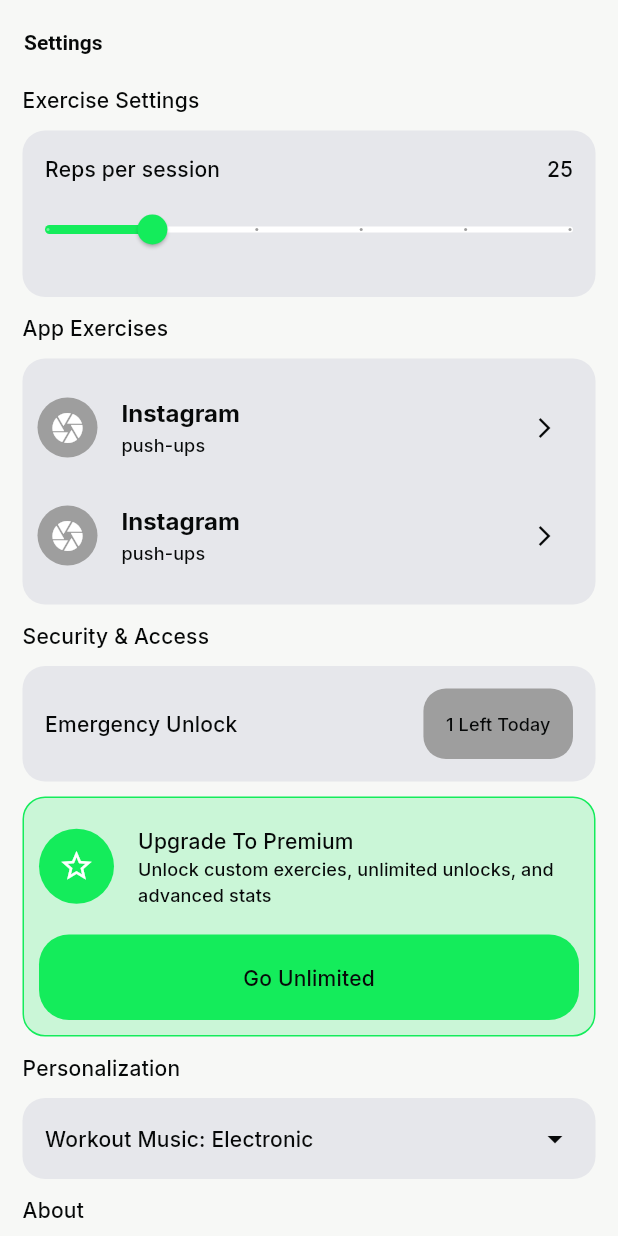
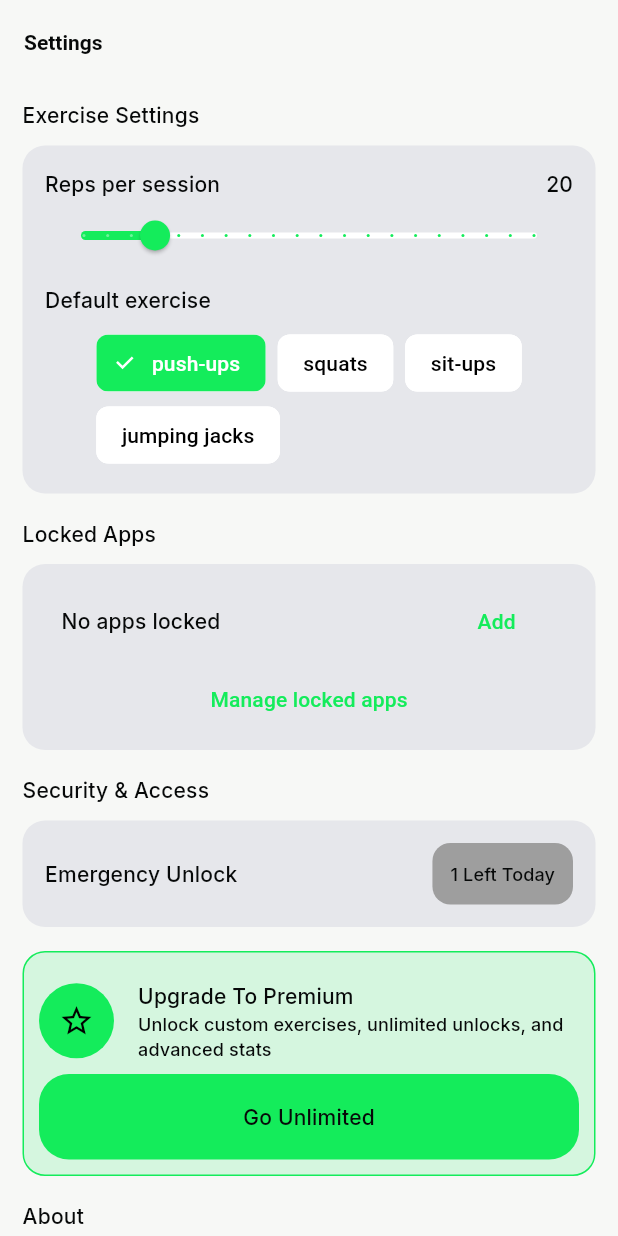
Before and after one commit to Destiny-Ed/sweat_lock, a Flutter app: the SettingsScreen screen opened directly, on a phone screen of 412 x 824 dp. Run offline on Flutter 3.47's test engine with Material 3 defaults, Android fonts, the phone set to English and light mode, and no system bars; our stand-ins replace camera, fl_chart, google_fonts, hive_ce_flutter, percent_indicator; missing offline and left inert: flutter_accessibility_service, google_mlkit_pose_detection, installed_apps; accounts and stored records are empty.

Commit message:
Phase 5: Wire Settings to Hive, emergency unlock, locked apps

```diff
--- a/lib/presentation/views/settings/settings.dart
+++ b/lib/presentation/views/settings/settings.dart
@@ -1,7 +1,16 @@
+import 'dart:io';
+
 import 'package:flutter/material.dart';
+import 'package:provider/provider.dart';
 import 'package:sweat_lock/core/constant.dart';
 import 'package:sweat_lock/core/extensions.dart';
+import 'package:sweat_lock/core/theme.dart';
+import 'package:sweat_lock/data/local/hive_service.dart';
+import 'package:sweat_lock/data/models/user_progress.dart';
+import 'package:sweat_lock/presentation/providers/blocking_provider.dart';
+import 'package:sweat_lock/presentation/views/blocking/select_apps_screen.dart';
 import 'package:sweat_lock/presentation/widgets/social_button.dart';
+import 'package:sweat_lock/services/blocking_service.dart';
 
 class SettingsScreen extends StatefulWidget {
   const SettingsScreen({super.key});
@@ -11,24 +20,96 @@ class SettingsScreen extends StatefulWidget {
 }
 
 class _SettingsScreenState extends State<SettingsScreen> {
+  late double _reps;
+  late String _exercise;
+  late UserProgress _progress;
+
+  @override
+  void initState() {
+    super.initState();
+    _reps = HiveService.getDefaultReps().toDouble();
+    _exercise = HiveService.getDefaultExercise();
+    _progress = HiveService.getProgress();
+  }
+
+  Future<void> _useEmergencyUnlock() async {
+    final progress = HiveService.getProgress();
+    final now = DateTime.now();
+    final today = DateTime(now.year, now.month, now.day);
+
+    int used = progress.emergencyUnlocksUsedToday;
+    if (progress.lastEmergencyUnlockDate != null) {
+      final last = DateTime(
+        progress.lastEmergencyUnlockDate!.year,
+        progress.lastEmergencyUnlockDate!.month,
+        progress.lastEmergencyUnlockDate!.day,
+      );
+      if (last != today) used = 0;
+    }
+
+    if (used >= emergencyUnlocksPerDay) {
+      ScaffoldMessenger.of(context).showSnackBar(
+        const SnackBar(content: Text('No emergency unlocks left today')),
+      );
+      return;
+    }
+
+    if (Platform.isAndroid) {
+      BlockingService.instance.grantCurrentUnlock(minutes: unlockDurationMinutes);
+    }
+
+    final updated = progress.copyWith(
+      emergencyUnlocksUsedToday: used + 1,
+      lastEmergencyUnlockDate: now,
+    );
+    await HiveService.saveProgress(updated);
+    setState(() => _progress = updated);
+
+    if (mounted) {
+      ScaffoldMessenger.of(context).showSnackBar(
+        const SnackBar(content: Text('Emergency unlock used')),
+      );
+    }
+  }
+
+  int get _emergencyLeft {
+    final now = DateTime.now();
+    final today = DateTime(now.year, now.month, now.day);
+    int used = _progress.emergencyUnlocksUsedToday;
+    if (_progress.lastEmergencyUnlockDate != null) {
+      final last = DateTime(
+        _progress.lastEmergencyUnlockDate!.year,
+        _progress.lastEmergencyUnlockDate!.month,
+        _progress.lastEmergencyUnlockDate!.day,
+      );
+      if (last != today) used = 0;
+    }
+    return (emergencyUnlocksPerDay - used).clamp(0, emergencyUnlocksPerDay);
+  }
+
   @override
   Widget build(BuildContext context) {
+    final blocked = context.watch<BlockingProvider>().blockedApps;
+
     return Scaffold(
-      appBar: AppBar(title: Text("Settings"), automaticallyImplyLeading: false),
+      appBar: AppBar(
+        title: const Text('Settings'),
+        automaticallyImplyLeading: false,
+      ),
       body: CustomScrollView(
         slivers: [
           SliverToBoxAdapter(
             child: Padding(
-              padding: const EdgeInsets.symmetric(horizontal: 15.0),
+              padding: const EdgeInsets.symmetric(horizontal: 15),
               child: Column(
-                spacing: 10,
                 crossAxisAlignment: CrossAxisAlignment.start,
                 children: [
+                  const SizedBox(height: 10),
                   Text(
-                    "Exercise Settings",
+                    'Exercise Settings',
                     style: Theme.of(context).textTheme.titleMedium,
                   ),
-
+                  const SizedBox(height: 10),
                   Container(
                     padding: const EdgeInsets.all(15),
                     decoration: BoxDecoration(
@@ -41,33 +122,61 @@ class _SettingsScreenState extends State<SettingsScreen> {
                           mainAxisAlignment: MainAxisAlignment.spaceBetween,
                           children: [
                             Text(
-                              "Reps per session",
+                              'Reps per session',
                               style: Theme.of(context).textTheme.titleMedium,
                             ),
                             Text(
-                              "25",
+                              '${_reps.round()}',
                               style: Theme.of(context).textTheme.titleMedium,
                             ),
                           ],
                         ),
-
                         Slider(
-                          padding: const EdgeInsets.symmetric(vertical: 20),
-                          value: 20,
+                          value: _reps,
                           min: 5,
                           max: 100,
-                          divisions: 5,
-                          onChanged: (v) {},
+                          divisions: 19,
+                          activeColor: AppColors.primaryGreen,
+                          onChanged: (v) {
+                            setState(() => _reps = v);
+                          },
+                          onChangeEnd: (v) {
+                            HiveService.setDefaultReps(v.round());
+                          },
+                        ),
+                        const SizedBox(height: 8),
+                        Align(
+                          alignment: Alignment.centerLeft,
+                          child: Text(
+                            'Default exercise',
+                            style: Theme.of(context).textTheme.titleMedium,
+                          ),
+                        ),
+                        const SizedBox(height: 8),
+                        Wrap(
+                          spacing: 8,
+                          children: supportedExercises.map((e) {
+                            final selected = e == _exercise;
+                            return ChoiceChip(
+                              label: Text(e),
+                              selected: selected,
+                              selectedColor: AppColors.primaryGreen,
+                              onSelected: (_) {
+                                setState(() => _exercise = e);
+                                HiveService.setDefaultExercise(e);
+                              },
+                            );
+                          }).toList(),
                         ),
                       ],
                     ),
                   ),
-
+                  const SizedBox(height: 16),
                   Text(
-                    "App Exercises",
+                    'Locked Apps',
                     style: Theme.of(context).textTheme.titleMedium,
                   ),
-
+                  const SizedBox(height: 10),
                   Container(
                     padding: const EdgeInsets.all(10),
                     decoration: BoxDecoration(
@@ -75,41 +184,76 @@ class _SettingsScreenState extends State<SettingsScreen> {
                       color: Theme.of(context).cardColor,
                     ),
                     child: Column(
-                      children: List.generate(2, (index) {
-                        return ListTile(
-                          contentPadding: const EdgeInsets.all(0),
+                      children: [
+                        if (blocked.isEmpty)
+                          ListTile(
                             title: Text(
-                            "Instagram",
-                            style: Theme.of(context).textTheme.titleLarge,
+                              'No apps locked',
+                              style: Theme.of(context).textTheme.titleMedium,
+                            ),
+                            trailing: TextButton(
+                              onPressed: () {
+                                Navigator.push(
+                                  context,
+                                  MaterialPageRoute(
+                                    builder: (_) => const SelectAppsScreen(),
+                                  ),
+                                );
+                              },
+                              child: const Text('Add'),
+                            ),
+                          )
+                        else
+                          ...blocked.take(5).map(
+                                (app) => ListTile(
+                                  contentPadding: EdgeInsets.zero,
+                                  title: Text(
+                                    app.appName,
+                                    style:
+                                        Theme.of(context).textTheme.titleLarge,
                                   ),
                                   subtitle: Text(
-                            "push-ups",
-                            style: Theme.of(context).textTheme.titleSmall,
+                                    '${app.requiredReps} ${app.exerciseType}',
+                                    style:
+                                        Theme.of(context).textTheme.titleSmall,
                                   ),
                                   leading: CircleAvatar(
-                            backgroundColor: Theme.of(
+                                    backgroundColor: Theme.of(context)
+                                        .secondaryHeaderColor,
+                                    child: const Icon(Icons.apps),
+                                  ),
+                                  trailing: const Icon(
+                                    Icons.lock,
+                                    size: 18,
+                                  ),
+                                ),
+                              ),
+                        TextButton(
+                          onPressed: () {
+                            Navigator.push(
                               context,
-                            ).secondaryHeaderColor,
-                            child: Icon(Icons.camera),
-                          ),
-                          trailing: IconButton(
-                            color: Theme.of(
-                              context,
-                            ).textTheme.titleSmall!.color,
-                            onPressed: () {},
-                            icon: Icon(Icons.arrow_forward_ios, size: 16),
+                              MaterialPageRoute(
+                                builder: (_) => const SelectAppsScreen(),
                               ),
                             );
-                      }),
+                          },
+                          child: Text(
+                            'Manage locked apps',
+                            style: TextStyle(color: AppColors.primaryGreen),
                           ),
                         ),
-
+                      ],
+                    ),
+                  ),
+                  const SizedBox(height: 16),
                   Text(
-                    "Security & Access",
+                    'Security & Access',
                     style: Theme.of(context).textTheme.titleMedium,
                   ),
-
-                  Container(
+                  const SizedBox(height: 10),
+                  InkWell(
+                    onTap: _useEmergencyUnlock,
+                    child: Container(
                       padding: const EdgeInsets.all(15),
                       decoration: BoxDecoration(
                         borderRadius: BorderRadius.circular(15),
@@ -119,64 +263,86 @@ class _SettingsScreenState extends State<SettingsScreen> {
                         mainAxisAlignment: MainAxisAlignment.spaceBetween,
                         children: [
                           Text(
-                          "Emergency Unlock",
+                            'Emergency Unlock',
                             style: Theme.of(context).textTheme.titleMedium,
                           ),
                           Container(
-                          padding: const EdgeInsets.all(15),
+                            padding: const EdgeInsets.all(12),
                             decoration: BoxDecoration(
-                            borderRadius: BorderRadius.circular(15),
+                              borderRadius: BorderRadius.circular(12),
                               color: Theme.of(context).secondaryHeaderColor,
                             ),
                             child: Text(
-                            "1 left today".cap,
+                              '$_emergencyLeft left today'.cap,
                               style: Theme.of(context).textTheme.titleSmall,
                             ),
                           ),
                         ],
                       ),
                     ),
-
+                  ),
+                  const SizedBox(height: 16),
                   Container(
                     padding: const EdgeInsets.all(10),
                     decoration: BoxDecoration(
                       borderRadius: BorderRadius.circular(15),
-                      color: Theme.of(context).primaryColor.withOpacity(0.2),
-                      border: Border.all(color: Theme.of(context).primaryColor),
+                      color: AppColors.primaryGreen.withValues(alpha: 0.15),
+                      border: Border.all(color: AppColors.primaryGreen),
                     ),
                     child: Column(
-                      spacing: 10,
-                      mainAxisSize: MainAxisSize.min,
                       children: [
                         ListTile(
-                          contentPadding: const EdgeInsets.all(0),
+                          contentPadding: EdgeInsets.zero,
                           leading: CircleAvatar(
                             radius: 25,
-                            backgroundColor: Theme.of(context).primaryColor,
-                            child: Icon(Icons.star_outline),
+                            backgroundColor: AppColors.primaryGreen,
+                            child: const Icon(Icons.star_outline,
+                                color: Colors.black),
                           ),
                           title: Text(
-                            "Upgrade to premium".cap,
+                            'Upgrade to premium'.cap,
                             style: Theme.of(context).textTheme.titleMedium,
                           ),
                           subtitle: Text(
-                            "unlock custom exercies, unlimited unlocks, and advanced stats"
+                            'Unlock custom exercises, unlimited unlocks, and advanced stats'
                                 .capitalize,
                             style: Theme.of(context).textTheme.titleSmall,
                           ),
                         ),
-
-                        CustomButton(text: "Go unlimited".cap),
+                        CustomButton(
+                          text: 'Go unlimited'.cap,
+                          onTap: () {
+                            ScaffoldMessenger.of(context).showSnackBar(
+                              const SnackBar(
+                                content: Text('Premium coming soon'),
+                              ),
+                            );
+                          },
+                        ),
                       ],
                     ),
                   ),
-
+                  const SizedBox(height: 16),
                   Text(
-                    "Personalization",
+                    'About',
                     style: Theme.of(context).textTheme.titleMedium,
                   ),
+                  const SizedBox(height: 10),
+                  _aboutTile(context, 'About $appName', Icons.info),
+                  const SizedBox(height: 10),
+                  _aboutTile(context, 'Contact Support', Icons.support_agent),
+                  const SizedBox(height: 30),
+                ],
+              ),
+            ),
+          ),
+        ],
+      ),
+    );
+  }
 
-                  Container(
+  Widget _aboutTile(BuildContext context, String title, IconData icon) {
+    return Container(
       padding: const EdgeInsets.all(15),
       decoration: BoxDecoration(
         borderRadius: BorderRadius.circular(15),
@@ -185,89 +351,8 @@ class _SettingsScreenState extends State<SettingsScreen> {
       child: Row(
         mainAxisAlignment: MainAxisAlignment.spaceBetween,
         children: [
-                        Text(
-                          "Workout Music: Electronic",
-                          style: Theme.of(context).textTheme.titleMedium,
-                        ),
-                        Icon(
-                          Icons.arrow_drop_down,
-                          color: Theme.of(context).textTheme.titleLarge?.color,
-                        ),
-                      ],
-                    ),
-                  ),
-                  Text("About", style: Theme.of(context).textTheme.titleMedium),
-                  Container(
-                    padding: const EdgeInsets.all(15),
-                    decoration: BoxDecoration(
-                      borderRadius: BorderRadius.circular(15),
-                      color: Theme.of(context).cardColor,
-                    ),
-                    child: Row(
-                      mainAxisAlignment: MainAxisAlignment.spaceBetween,
-                      children: [
-                        Text(
-                          "About $appName",
-                          style: Theme.of(context).textTheme.titleMedium,
-                        ),
-                        Icon(
-                          Icons.info,
-                          color: Theme.of(context).textTheme.titleLarge?.color,
-                        ),
-                      ],
-                    ),
-                  ),
-
-                  Container(
-                    padding: const EdgeInsets.all(15),
-                    decoration: BoxDecoration(
-                      borderRadius: BorderRadius.circular(15),
-                      color: Theme.of(context).cardColor,
-                    ),
-                    child: Row(
-                      mainAxisAlignment: MainAxisAlignment.spaceBetween,
-                      children: [
-                        Text(
-                          "Contact Support",
-                          style: Theme.of(context).textTheme.titleMedium,
-                        ),
-                        Icon(
-                          Icons.support_agent,
-                          color: Theme.of(context).textTheme.titleLarge?.color,
-                        ),
-                      ],
-                    ),
-                  ),
-
-                  Text(
-                    "Account",
-                    style: Theme.of(context).textTheme.titleMedium,
-                  ),
-
-                  Container(
-                    padding: const EdgeInsets.all(15),
-                    decoration: BoxDecoration(
-                      borderRadius: BorderRadius.circular(15),
-                      color: Theme.of(context).cardColor,
-                    ),
-                    child: Row(
-                      mainAxisAlignment: MainAxisAlignment.spaceBetween,
-                      children: [
-                        Text(
-                          "Logout",
-                          style: Theme.of(context).textTheme.titleMedium,
-                        ),
-                        Icon(
-                          Icons.exit_to_app,
-                          color: Theme.of(context).textTheme.titleLarge?.color,
-                        ),
-                      ],
-                    ),
-                  ),
-                ],
-              ),
-            ),
-          ),
+          Text(title, style: Theme.of(context).textTheme.titleMedium),
+          Icon(icon, color: Theme.of(context).textTheme.titleLarge?.color),
         ],
       ),
     );
```
Lines whose indentation alone changed are shown as unchanged.
